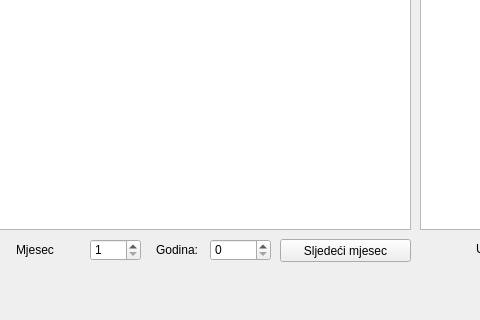
Above: mainwindow.ui from Esmin53/objektno before the change; both pictures show x 360 to 840 and y 208 to 528 of the 1083 by 528 pixel window. Below: the same form after it.
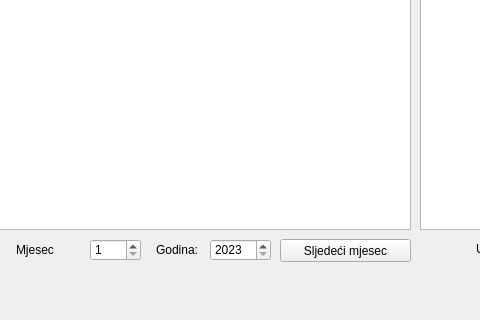
That is the form after the change.

The edit to the form file:
```diff
--- a/mainwindow.ui
+++ b/mainwindow.ui
@@ -305,8 +305,11 @@
       <height>22</height>
      </rect>
     </property>
+    <property name="minimum">
+     <number>2023</number>
+    </property>
     <property name="maximum">
-     <number>9999</number>
+     <number>2030</number>
     </property>
    </widget>
    <widget class="QLabel" name="label_12">
```
Left out of the diff: 4 changed lines with no effect on the pictures.
